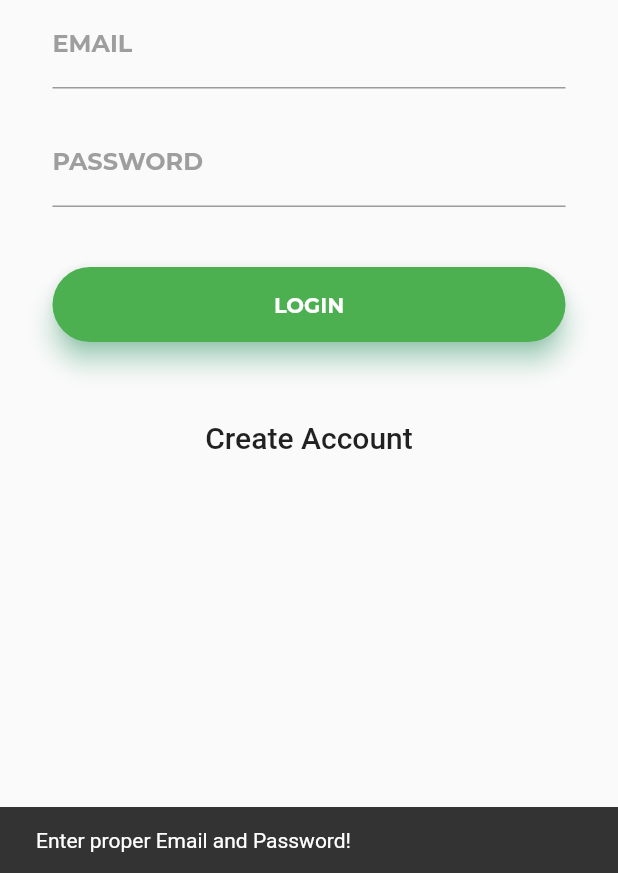
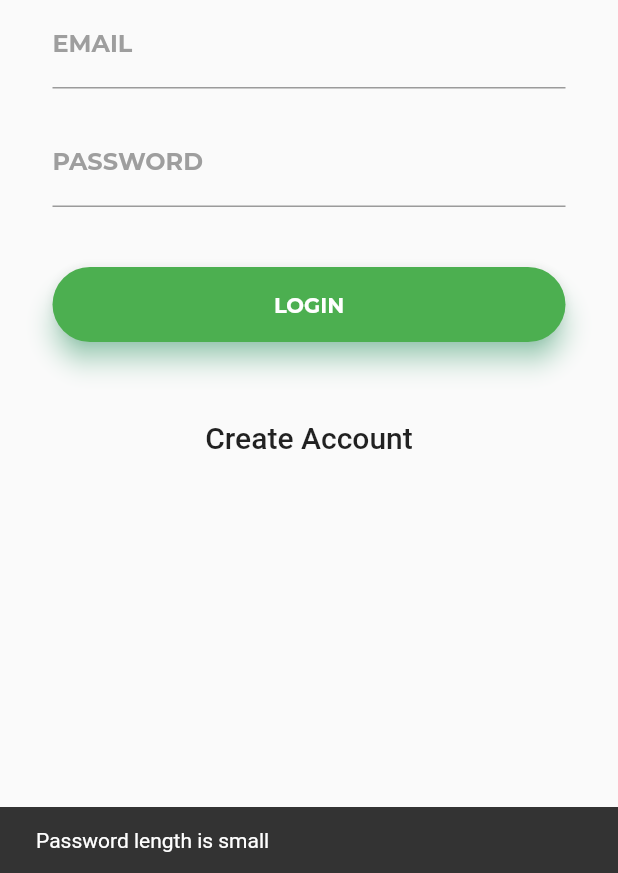
Before and after one commit to nityanandagohain/NSS_TezpurUniversity, a Flutter app: the LoginPage screen opened directly, after a tap on "LOGIN", on a phone screen of 412 x 824 dp, the part 363-1236 px from its top. Run offline on Flutter 3.47's test engine with Material 2 defaults, Android fonts, the phone set to English and light mode, and no system bars; our stand-ins replace cloud_firestore, firebase_auth; accounts and stored records are empty; project files that could hold a hidden picture were left out.

```diff
--- a/lib/main.dart
+++ b/lib/main.dart
@@ -3,7 +3,9 @@ import 'package:nss_tezu/pages/home.dart';
 import 'package:nss_tezu/pages/login_page.dart';
 import 'package:firebase_auth/firebase_auth.dart';
 
-void main() {
+var user;
+void main() async {
+  user = await FirebaseAuth.instance.currentUser();
   runApp(MyApp());
 }
 
@@ -19,7 +21,7 @@ class MyApp extends StatelessWidget {
       // Check if the user is already logged in
       // If yess show home page
       // Else show login page
-      home: (FirebaseAuth.instance.currentUser() == null)
+      home: (user == null)
           ? LoginPage()
           : HomePageAfterLogin(),
     );
--- a/lib/pages/login_page.dart
+++ b/lib/pages/login_page.dart
@@ -1,5 +1,9 @@
 import 'package:flutter/material.dart';
+
+//Firebase Packages
 import 'package:firebase_auth/firebase_auth.dart';
+
+//Pages
 import 'package:nss_tezu/pages/home.dart';
 import 'package:nss_tezu/pages/progress_button.dart';
 
@@ -19,12 +23,14 @@ class _LoginPageState extends State<LoginPage> {
 
   FormType _formType = FormType.login;
 
+  bool showProgressButton = false;
+
   bool validateAndSave() {
     final form = formKey.currentState;
     if (form.validate()) {
       form.save();
       if (_email.length < 5 || _password.length < 5) {
-        showLoginError();
+        showError("Password length is small");
         return false;
       } else {
         print("Valid $_email $_password");
@@ -37,31 +43,45 @@ class _LoginPageState extends State<LoginPage> {
   }
 
   //This function inturn calls validate and save and after that uses firebase to authenticate
+  hideProgress() {
+    setState(() {
+      showProgressButton = false;
+    });
+  }
+
   validateAndSubmit() async {
     if (validateAndSave()) {
-      // Navigator.push(context, MaterialPageRoute(builder: (context) => ProgressButton()));
+      setState(() {
+        showProgressButton = true;
+      });
       try {
         if (_formType == FormType.login) {
           FirebaseUser user = await FirebaseAuth.instance
               .signInWithEmailAndPassword(email: _email, password: _password);
           print("Signed In: ${user.uid}");
-          Navigator.pop(context);
-          Navigator.push(context, MaterialPageRoute(builder: (context) => HomePageAfterLogin()));
+          hideProgress();
+          Navigator.push(context,
+              MaterialPageRoute(builder: (context) => HomePageAfterLogin()));
         } else {
           FirebaseUser user = await FirebaseAuth.instance
               .createUserWithEmailAndPassword(
                   email: _email, password: _password);
           print("Registered : ${user.uid}");
+          hideProgress();
+          moveToLogin();
         }
       } catch (err) {
-        print("Error: $err");
+        await hideProgress();
+        print("Error xyz: $err");
+        // showError("Error! Enter correct email and password");
       }
     }
   }
 
-  showLoginError() {
+  //Show a snackbar at the bottom
+  showError(String error) {
     final snackbar = SnackBar(
-      content: new Text("Enter proper Email and Password!"),
+      content: new Text(error),
     );
     scaffoldKey.currentState.showSnackBar(snackbar);
   }
@@ -83,7 +103,9 @@ class _LoginPageState extends State<LoginPage> {
 
   @override
   Widget build(BuildContext context) {
-    return Scaffold(
+    return showProgressButton == true
+        ? ProgressButton()
+        : Scaffold(
             key: scaffoldKey,
             body: ListView(
               children: <Widget>[
```
Also changed, not shown: lib/pages/home.dart (+82 -1 lines), lib/pages/progress_button.dart (+21 -1 lines). Lines whose indentation alone changed are shown as unchanged.
